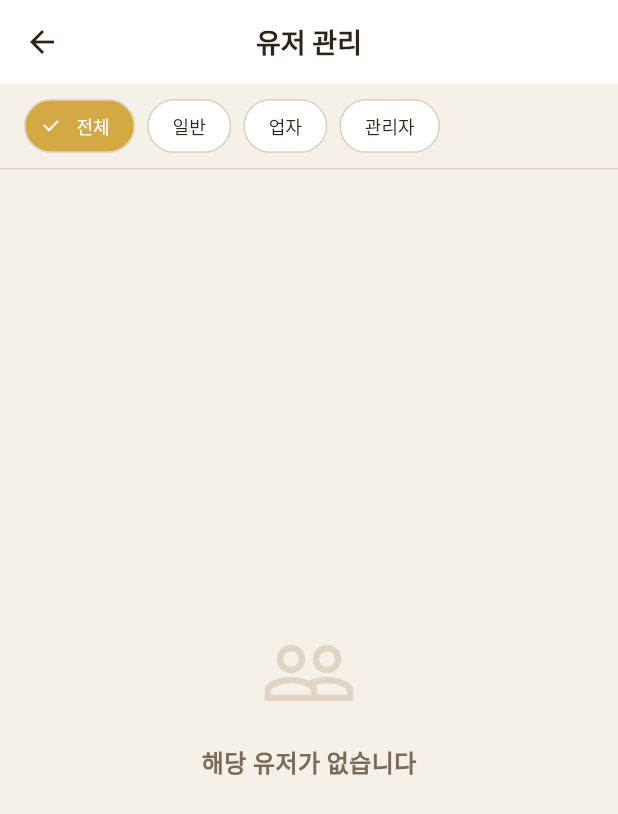
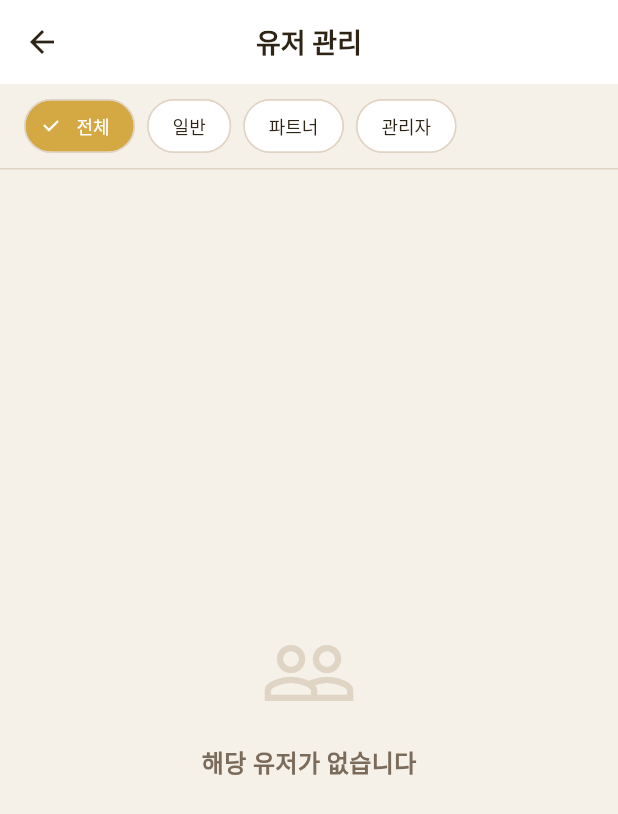
Before and after one commit to cho-y-j/book, a Flutter app: the AdminUserListScreen screen opened by its route, on a phone screen of 412 x 824 dp. Shown: the top 814 px of the screen. Run offline on Flutter 3.47's test engine with Material 3 defaults, Android fonts, the phone set to English and light mode, and no system bars; our stand-ins replace cached_network_image, cloud_firestore, dio, firebase_auth, firebase_core, firebase_messaging and 9 more; accounts and stored records are empty; Roboto replaces fonts that are missing (Pretendard).

Commit message:
fix: 남아있던 '업자' 텍스트를 모두 '파트너'로 변경
- book_feed_card: 업자 뱃지 → 파트너
- admin_user_list: 역할 필터 dealer→partner
- admin_user_detail: 상호/상태 라벨, 역할 드롭다운, roleLabel/roleColor
- book_model: 주석 업자→파트너

Co-Authored-By: Claude Opus 4.6 <noreply@anthropic.com>

```diff
--- a/lib/data/models/book_model.dart
+++ b/lib/data/models/book_model.dart
@@ -14,7 +14,7 @@ class BookModel {
   final String exchangeType; // 'local_only' | 'delivery_only' | 'both'
   final String listingType; // 'exchange' | 'sale' | 'both'
   final int? price; // 원 단위, 판매가 (교환만이면 null)
-  final bool isDealer; // 업자 등록 여부
+  final bool isDealer; // 파트너 등록 여부
   final String location;
   final GeoPoint geoPoint;
   final String genre;
--- a/lib/features/admin/screens/admin_user_detail_screen.dart
+++ b/lib/features/admin/screens/admin_user_detail_screen.dart
@@ -163,12 +163,12 @@ class _AdminUserDetailScreenState
                       ),
                       if (user.dealerName != null)
                         _DetailRow(
-                          label: '업자 상호',
+                          label: '파트너 상호',
                           value: user.dealerName!,
                         ),
                       if (user.dealerStatus != null)
                         _DetailRow(
-                          label: '업자 상태',
+                          label: '파트너 상태',
                           value: _dealerStatusLabel(user.dealerStatus!),
                         ),
                     ],
@@ -256,8 +256,8 @@ class _AdminUserDetailScreenState
                                   value: 'user',
                                   child: Text('일반 유저')),
                               DropdownMenuItem(
-                                  value: 'dealer',
-                                  child: Text('업자')),
+                                  value: 'partner',
+                                  child: Text('파트너')),
                               DropdownMenuItem(
                                   value: 'admin',
                                   child: Text('관리자')),
@@ -383,13 +383,13 @@ class _AdminUserDetailScreenState
 
   String _roleLabel(String role) => switch (role) {
         'admin' => '관리자',
-        'dealer' => '업자',
+        'partner' => '파트너',
         _ => '일반',
       };
 
   Color _roleColor(String role) => switch (role) {
         'admin' => AppColors.error,
-        'dealer' => AppColors.warning,
+        'partner' => AppColors.warning,
         _ => AppColors.info,
       };
 
--- a/lib/features/admin/screens/admin_user_list_screen.dart
+++ b/lib/features/admin/screens/admin_user_list_screen.dart
@@ -21,7 +21,7 @@ class _AdminUserListScreenState extends ConsumerState<AdminUserListScreen> {
   static const _roleFilters = <String?, String>{
     null: '전체',
     'user': '일반',
-    'dealer': '업자',
+    'partner': '파트너',
     'admin': '관리자',
   };
 
@@ -215,7 +215,7 @@ class _RoleBadge extends StatelessWidget {
   Widget build(BuildContext context) {
     final (label, color) = switch (role) {
       'admin' => ('관리자', AppColors.error),
-      'dealer' => ('업자', AppColors.warning),
+      'partner' => ('파트너', AppColors.warning),
       _ => ('일반', AppColors.info),
     };
 
--- a/lib/features/home/widgets/book_feed_card.dart
+++ b/lib/features/home/widgets/book_feed_card.dart
@@ -65,7 +65,7 @@ class BookFeedCard extends StatelessWidget {
               Container(
                 padding: const EdgeInsets.symmetric(horizontal: 6, vertical: 2),
                 decoration: BoxDecoration(color: Colors.purple.withOpacity(0.1), borderRadius: BorderRadius.circular(4)),
-                child: Text('업자', style: AppTypography.caption.copyWith(color: Colors.purple, fontWeight: FontWeight.w600, fontSize: 10)),
+                child: Text('파트너', style: AppTypography.caption.copyWith(color: Colors.purple, fontWeight: FontWeight.w600, fontSize: 10)),
               ),
             ],
           ]),
```
